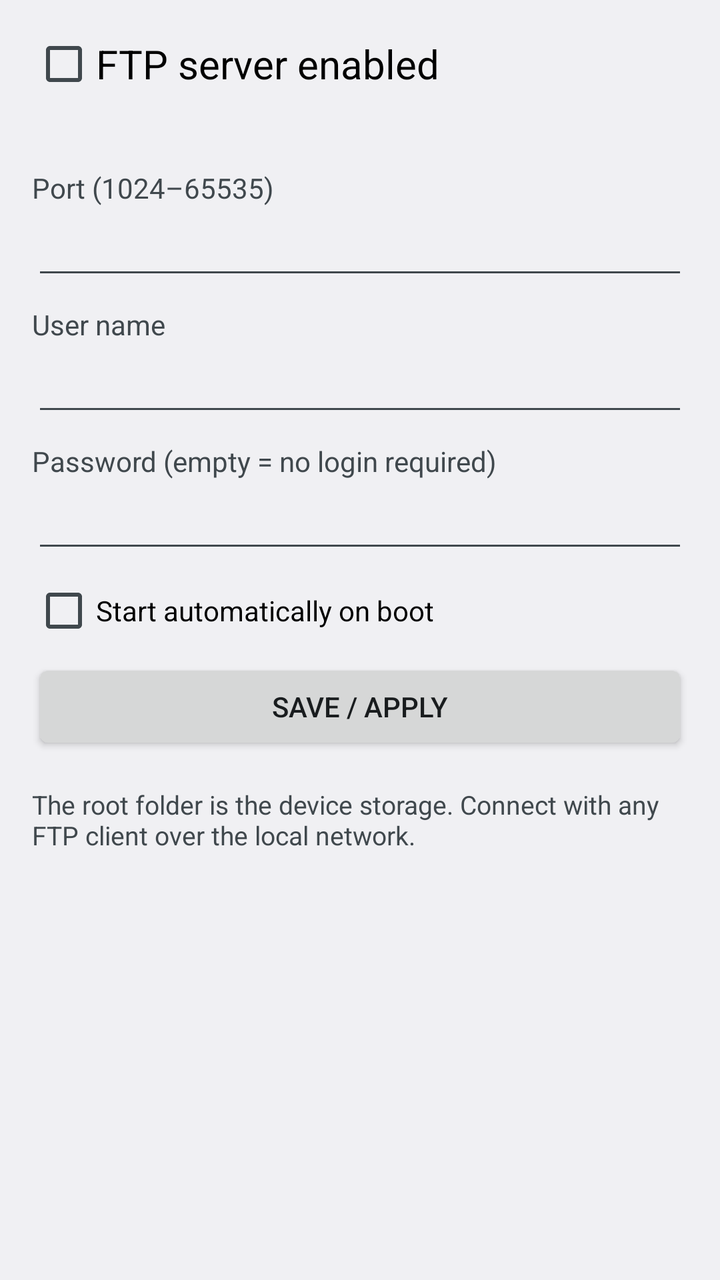
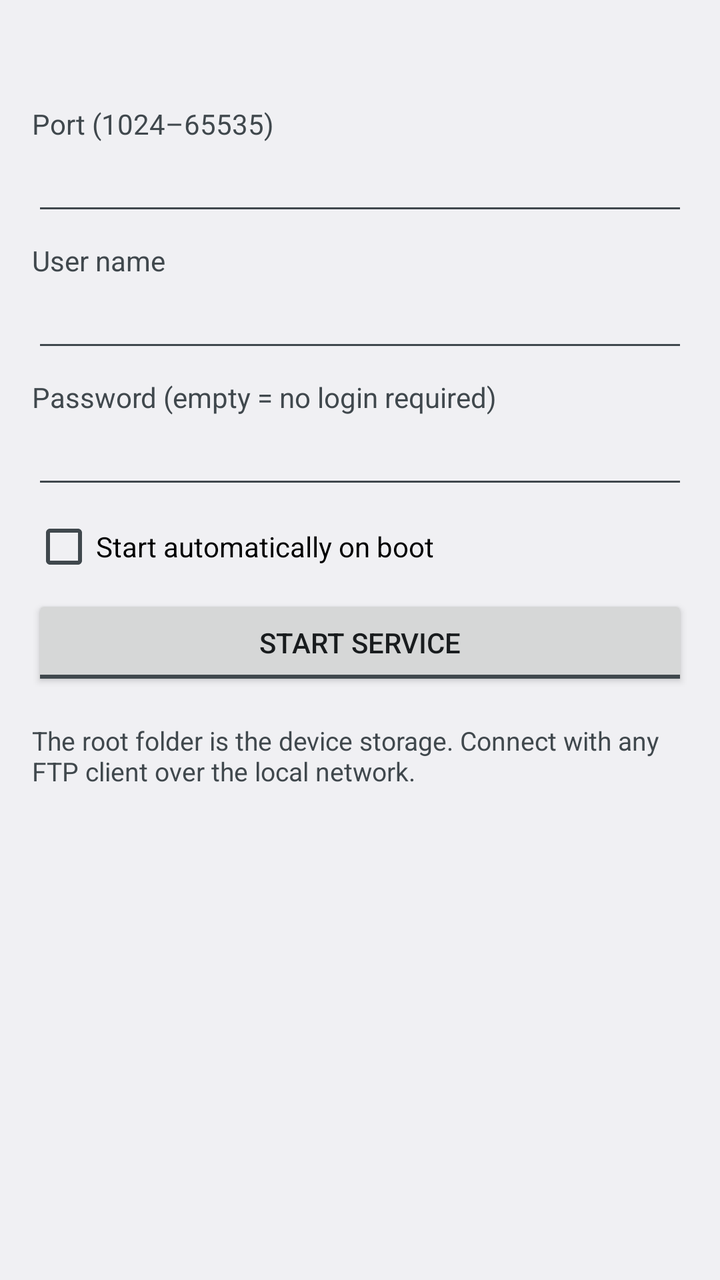

Compare the two renders of this Android layout. The source of the first and the diff that turns it into the second are given below.
<!-- AndroidManifest.xml: application theme AppTheme -->
<!-- res/layout/activity_main.xml -->
<?xml version="1.0" encoding="utf-8"?>
<ScrollView xmlns:android="http://schemas.android.com/apk/res/android"
    android:layout_width="match_parent"
    android:layout_height="match_parent">

    <LinearLayout
        android:layout_width="match_parent"
        android:layout_height="wrap_content"
        android:orientation="vertical"
        android:padding="16dp">

        <CheckBox
            android:id="@+id/cb_enable"
            android:layout_width="match_parent"
            android:layout_height="wrap_content"
            android:text="@string/enable"
            android:textSize="20sp" />

        <TextView
            android:id="@+id/tv_status"
            android:layout_width="match_parent"
            android:layout_height="wrap_content"
            android:paddingBottom="12dp"
            android:paddingLeft="4dp"
            android:paddingTop="4dp"
            android:textIsSelectable="true"
            android:textSize="15sp" />

        <TextView
            android:layout_width="wrap_content"
            android:layout_height="wrap_content"
            android:text="@string/port"
            android:textColor="?android:attr/textColorSecondary" />

        <EditText
            android:id="@+id/et_port"
            android:layout_width="match_parent"
            android:layout_height="wrap_content"
            android:inputType="number"
            android:maxLength="5" />

        <TextView
            android:layout_width="wrap_content"
            android:layout_height="wrap_content"
            android:layout_marginTop="8dp"
            android:text="@string/user"
            android:textColor="?android:attr/textColorSecondary" />

        <EditText
            android:id="@+id/et_user"
            android:layout_width="match_parent"
            android:layout_height="wrap_content"
            android:inputType="textNoSuggestions"
            android:maxLines="1" />

        <TextView
            android:layout_width="wrap_content"
            android:layout_height="wrap_content"
            android:layout_marginTop="8dp"
            android:text="@string/pass"
            android:textColor="?android:attr/textColorSecondary" />

        <EditText
            android:id="@+id/et_pass"
            android:layout_width="match_parent"
            android:layout_height="wrap_content"
            android:inputType="textNoSuggestions"
            android:maxLines="1" />

        <CheckBox
            android:id="@+id/cb_autostart"
            android:layout_width="match_parent"
            android:layout_height="wrap_content"
            android:layout_marginTop="8dp"
            android:text="@string/autostart" />

        <Button
            android:id="@+id/btn_save"
            android:layout_width="match_parent"
            android:layout_height="wrap_content"
            android:layout_marginTop="8dp"
            android:text="@string/save" />

        <TextView
            android:layout_width="match_parent"
            android:layout_height="wrap_content"
            android:layout_marginTop="16dp"
            android:text="@string/hint"
            android:textColor="?android:attr/textColorSecondary"
            android:textSize="13sp" />

        <TextView
            android:id="@+id/tv_version"
            android:layout_width="match_parent"
            android:layout_height="wrap_content"
            android:layout_marginTop="8dp"
            android:textColor="?android:attr/textColorSecondary"
            android:textSize="13sp" />
    </LinearLayout>
</ScrollView>
<!-- resources referenced by this layout -->
<resources>
  <string name="autostart">Start automatically on boot</string>
  <string name="enable">FTP server enabled</string>
  <string name="hint">The root folder is the device storage. Connect with any FTP client over the local network.</string>
  <string name="pass">Password (empty = no login required)</string>
  <string name="port">Port (1024–65535)</string>
  <string name="save">Save / apply</string>
  <string name="user">User name</string>
  <style name="AppTheme" parent="android:Theme.DeviceDefault.Light" />
</resources>

<!-- the commit's change to res/layout/activity_main.xml (unified diff, before → after) -->
@@ -8,13 +8,6 @@
         android:layout_height="wrap_content"
         android:orientation="vertical"
         android:padding="16dp">
-
-        <CheckBox
-            android:id="@+id/cb_enable"
-            android:layout_width="match_parent"
-            android:layout_height="wrap_content"
-            android:text="@string/enable"
-            android:textSize="20sp" />
 
         <TextView
             android:id="@+id/tv_status"
@@ -74,12 +67,13 @@
             android:layout_marginTop="8dp"
             android:text="@string/autostart" />
 
-        <Button
-            android:id="@+id/btn_save"
+        <ToggleButton
+            android:id="@+id/btn_toggle"
             android:layout_width="match_parent"
             android:layout_height="wrap_content"
             android:layout_marginTop="8dp"
-            android:text="@string/save" />
+            android:textOff="@string/start_service"
+            android:textOn="@string/start_service" />
 
         <TextView
             android:layout_width="match_parent"
<!-- resource entries referenced after the edit -->
@@ -1,11 +1,10 @@
 <!-- resources referenced by this layout -->
 <resources>
   <string name="autostart">Start automatically on boot</string>
-  <string name="enable">FTP server enabled</string>
   <string name="hint">The root folder is the device storage. Connect with any FTP client over the local network.</string>
   <string name="pass">Password (empty = no login required)</string>
   <string name="port">Port (1024–65535)</string>
-  <string name="save">Save / apply</string>
+  <string name="start_service">START SERVICE</string>
   <string name="user">User name</string>
   <style name="AppTheme" parent="android:Theme.DeviceDefault.Light" />
 </resources>
